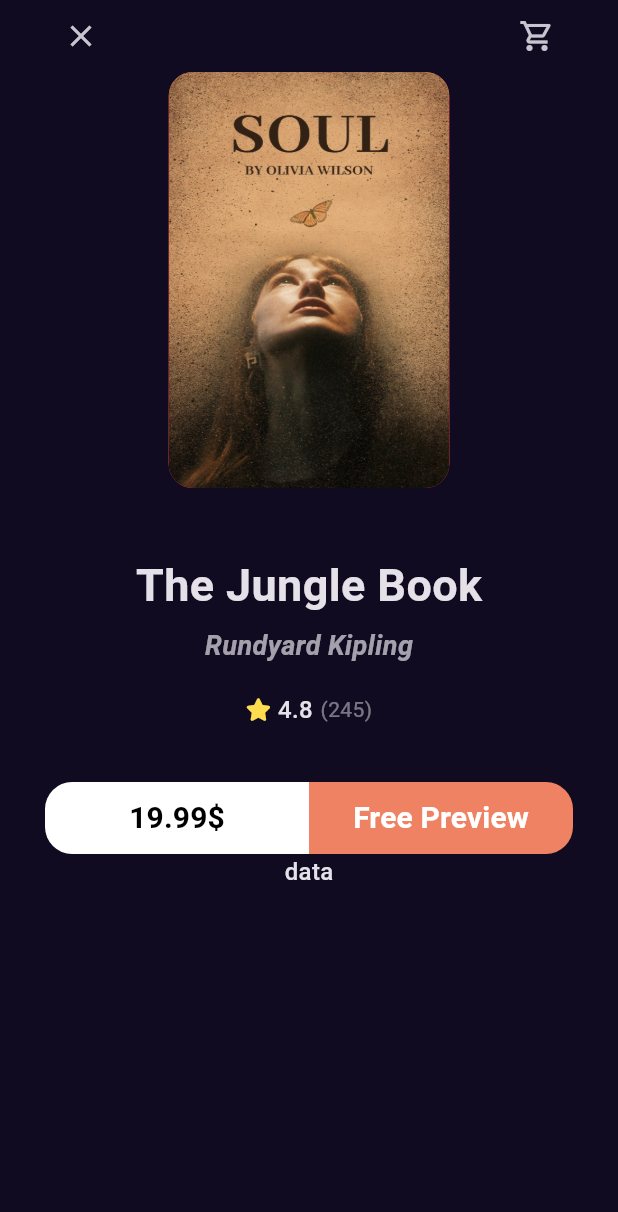
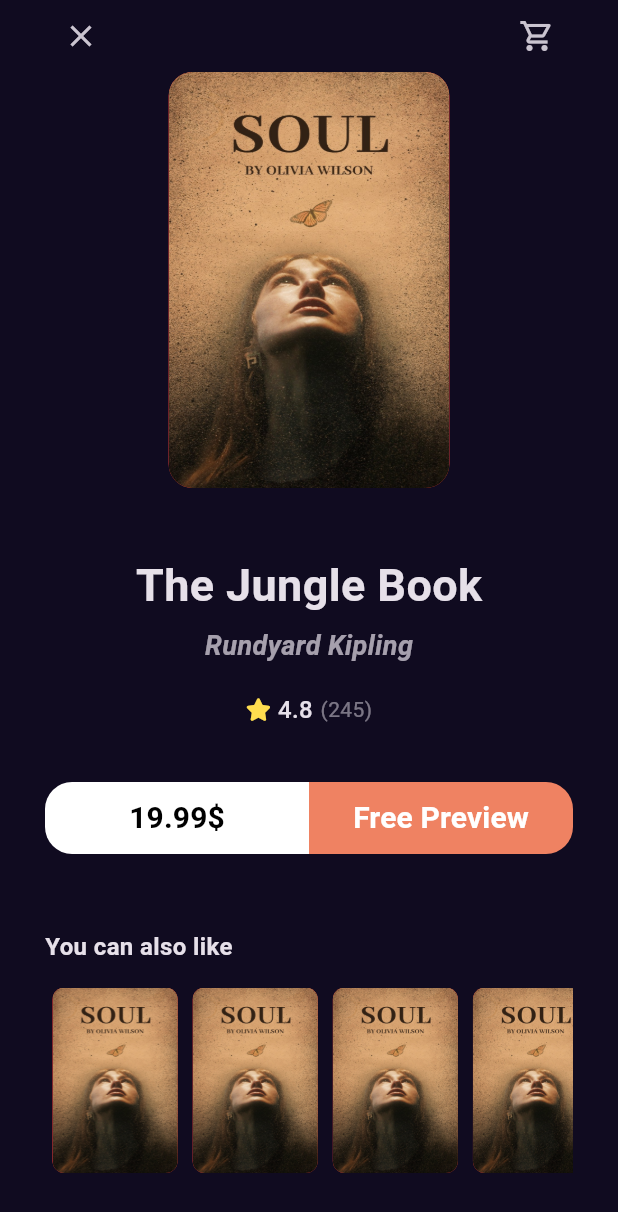
Before and after one commit to Rama-Fassi/MyBookly, a Flutter app: the BookDetailsView screen opened by its route, on a phone screen of 412 x 824 dp. Shown: the top 1212 px of the screen. Run offline on Flutter 3.47's test engine with Material 3 defaults, Android fonts, the phone set to English and light mode, and no system bars; our stand-ins replace font_awesome_flutter, go_router; Roboto replaces fonts that are missing (GT Sectra Fine).

Commit message:
similar books listview

```diff
--- a/lib/features/home/presenatation/views/widgets/book_details_view_body.dart
+++ b/lib/features/home/presenatation/views/widgets/book_details_view_body.dart
@@ -1,10 +1,10 @@
 import 'package:flutter/material.dart';
 import 'package:my_bookly/core/utils/styles.dart';
-import 'package:my_bookly/core/widgets/custom_button.dart';
 import 'package:my_bookly/features/home/presenatation/views/widgets/book_rating.dart';
 import 'package:my_bookly/features/home/presenatation/views/widgets/books_action.dart';
 import 'package:my_bookly/features/home/presenatation/views/widgets/custom_book_details_app_bar.dart';
 import 'package:my_bookly/features/home/presenatation/views/widgets/custom_book_item.dart';
+import 'package:my_bookly/features/home/presenatation/views/widgets/similar_books_list_view.dart';
 
 class BookDetailsViewBody extends StatelessWidget {
   const BookDetailsViewBody({super.key});
@@ -51,7 +51,23 @@ class BookDetailsViewBody extends StatelessWidget {
             height: 37,
           ),
           const BooksAction(),
-          const Text('data',style: Styles.textStyle16,)
+          const SizedBox(
+            height: 50,
+          ),
+          Align(
+            alignment: Alignment.centerLeft,
+            child: Text(
+              'You can also like',
+              style: Styles.textStyle16.copyWith(fontWeight: FontWeight.w600),
+            ),
+          ),
+          const SizedBox(
+            height: 16,
+          ),
+          const SimilarBooksListView(),
+          const SizedBox(
+            height: 40,
+          ),
         ],
       ),
     );
--- a/lib/features/home/presenatation/views/widgets/custom_book_item.dart
+++ b/lib/features/home/presenatation/views/widgets/custom_book_item.dart
@@ -3,15 +3,15 @@ import 'package:flutter/material.dart';
 import '../../../../../core/utils/assests.dart';
 
 class CustomBookImage extends StatelessWidget {
-  const CustomBookImage({super.key});
-
+  const CustomBookImage({super.key, this.borderRadius});
+  final BorderRadius? borderRadius;
   @override
   Widget build(BuildContext context) {
     return AspectRatio(
       aspectRatio: 2.7 / 4,
       child: Container(
         decoration: BoxDecoration(
-          borderRadius: BorderRadius.circular(16),
+          borderRadius: borderRadius?? BorderRadius.circular(16),
           color: Colors.red,
           image: const DecorationImage(
             fit: BoxFit.fill,
--- /dev/null
+++ b/lib/features/home/presenatation/views/widgets/similar_books_list_view.dart
@@ -0,0 +1,24 @@
+
+import 'package:flutter/material.dart';
+import 'package:my_bookly/features/home/presenatation/views/widgets/custom_book_item.dart';
+
+class SimilarBooksListView extends StatelessWidget {
+  const SimilarBooksListView({super.key});
+
+  @override
+  Widget build(BuildContext context) {
+    return SizedBox(
+      height: MediaQuery.of(context).size.height * .15,
+      child: ListView.builder(
+          scrollDirection: Axis.horizontal,
+          itemBuilder: (context, index) {
+            return Padding(
+              padding: const EdgeInsets.symmetric(horizontal: 5),
+              child: CustomBookImage(
+                borderRadius: BorderRadius.circular(8),
+              ),
+            );
+          }),
+    );
+  }
+}
--- a/lib/main.dart
+++ b/lib/main.dart
@@ -1,8 +1,6 @@
 import 'package:flutter/material.dart';
-import 'package:go_router/go_router.dart';
 import 'package:my_bookly/constants.dart';
 import 'package:my_bookly/core/utils/app_router.dart';
-import 'package:my_bookly/features/splash/presentation/views/splash_view.dart';
 
 void main() {
   runApp(const BooklyApp());
```
